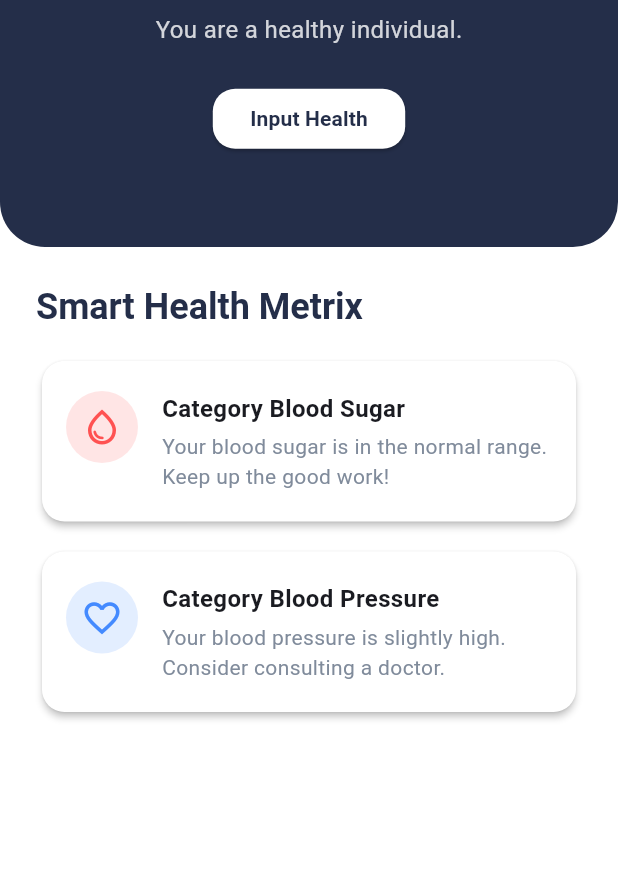
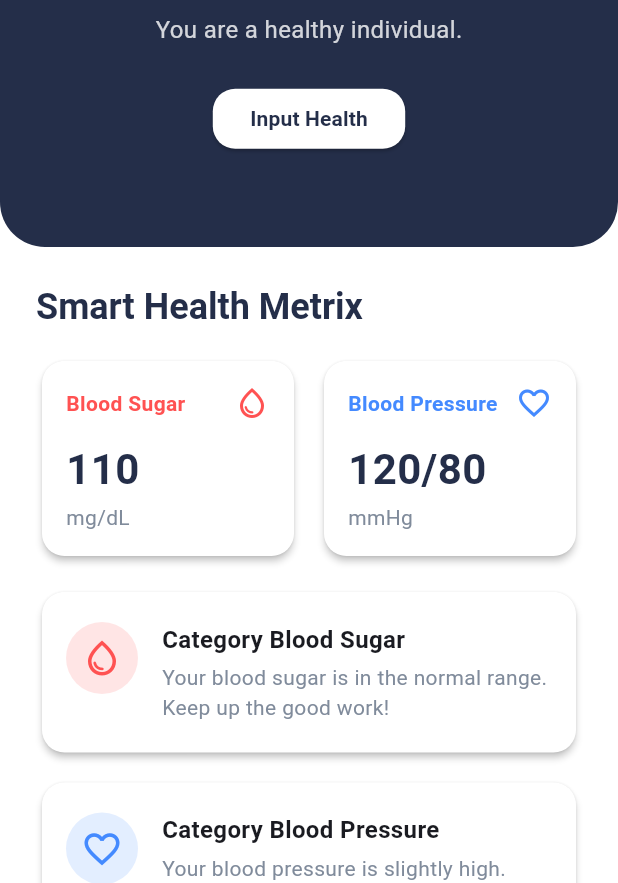
Before and after one commit to FarhanTZ/Skripsi-frontend, a Flutter app: the AnalyticTab widget shown alone on an empty page, opened directly, on a phone screen of 412 x 824 dp, the part 353-1236 px from its top. Run offline on Flutter 3.47's test engine with Material 3 defaults, Android fonts, the phone set to English and light mode, and no system bars; our stand-ins replace curved_navigation_bar, flutter_svg, smooth_page_indicator.

Commit message:
Penambahan Card Blood Sugar dan presure

```diff
--- a/lib/features/authentication/presentation/screens/User/analytic_tab.dart
+++ b/lib/features/authentication/presentation/screens/User/analytic_tab.dart
@@ -108,6 +108,33 @@ class AnalyticTab extends StatelessWidget {
                       fontWeight: FontWeight.bold),
                 ),
                 const SizedBox(height: 16),
+                // --- Kartu Metrik ---
+                Row(
+                  children: [
+                    Expanded(
+                      child: _buildMetricCard(
+                        context: context,
+                        title: 'Blood Sugar',
+                        value: '110',
+                        unit: 'mg/dL',
+                        icon: Icons.water_drop_outlined,
+                        color: Colors.redAccent,
+                      ),
+                    ),
+                    const SizedBox(width: 12),
+                    Expanded(
+                      child: _buildMetricCard(
+                        context: context,
+                        title: 'Blood Pressure',
+                        value: '120/80',
+                        unit: 'mmHg',
+                        icon: Icons.favorite_border,
+                        color: Colors.blueAccent,
+                      ),
+                    ),
+                  ],
+                ),
+                const SizedBox(height: 16),
                 _buildCategoryCard(
                   context: context,
                   title: 'Category Blood Sugar',
@@ -130,6 +157,43 @@ class AnalyticTab extends StatelessWidget {
             ),
           ),
         ],
+      ),
+    );
+  }
+
+  Widget _buildMetricCard({
+    required BuildContext context,
+    required String title,
+    required String value,
+    required String unit,
+    required IconData icon,
+    required Color color,
+  }) {
+    return Card(
+      elevation: 2,
+      color: Colors.white,
+      shape: RoundedRectangleBorder(borderRadius: BorderRadius.circular(15)),
+      child: Padding(
+        padding: const EdgeInsets.all(16.0),
+        child: Column(
+          crossAxisAlignment: CrossAxisAlignment.start,
+          children: [
+            Row(
+              mainAxisAlignment: MainAxisAlignment.spaceBetween,
+              children: [
+                Text(title, style: TextStyle(fontWeight: FontWeight.bold, color: color, fontSize: 14)),
+                Icon(icon, color: color, size: 24),
+              ],
+            ),
+            const SizedBox(height: 12),
+            Text(
+              value,
+              style: TextStyle(fontSize: 28, fontWeight: FontWeight.bold, color: Theme.of(context).colorScheme.primary),
+            ),
+            const SizedBox(height: 2),
+            Text(unit, style: const TextStyle(fontSize: 14, color: AppTheme.inputLabelColor)),
+          ],
+        ),
       ),
     );
   }
```
